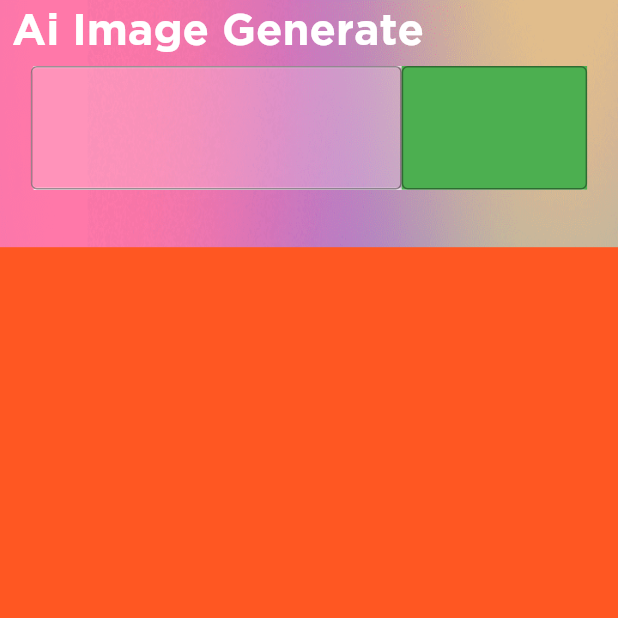
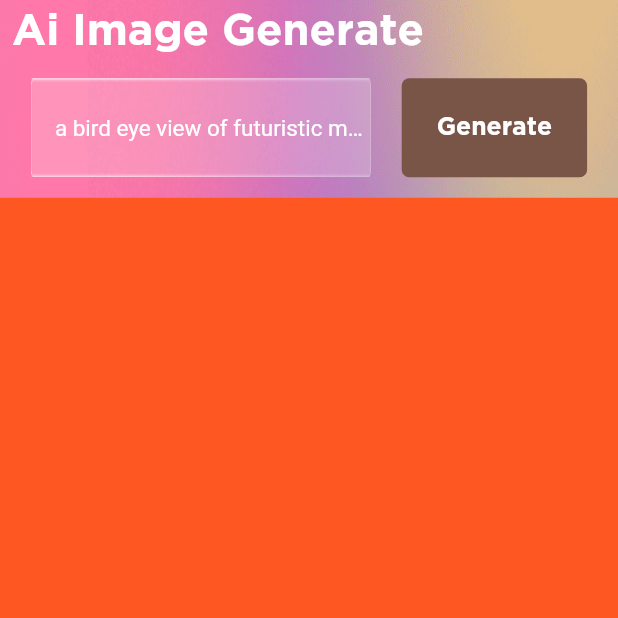
Before and after one commit to mraheel48/flutte_testing_pro, a Flutter app: the screen it shows after launch, on a phone screen of 412 x 824 dp, the top half of it. Run offline on Flutter 3.47's test engine with Material 2 defaults, Android fonts, the phone set to English and light mode, and no system bars.

Commit message:
under_dev

```diff
--- a/lib/ui_pages/art_testing.dart
+++ b/lib/ui_pages/art_testing.dart
@@ -22,7 +22,7 @@ class _ArtTestingState extends State<ArtTesting> {
             children: [
               Container(
                 width: DisplayScreenSize.displayWidth(context),
-                height: DisplayScreenSize.displayHeight(context) * 0.20,
+                height: DisplayScreenSize.displayHeight(context) * 0.16,
                 child: Column(
                   children: [
                     Padding(
@@ -46,72 +46,51 @@ class _ArtTestingState extends State<ArtTesting> {
                       child: Container(
                         width: DisplayScreenSize.displayWidth(context) * 0.90,
                         height: DisplayScreenSize.displayHeight(context) * 0.10,
-                        decoration: background(Str.recImage),
                         child: Row(
+                          mainAxisAlignment: MainAxisAlignment.spaceBetween,
                           children: [
                             Container(
+                              decoration: background(Str.recImage),
                               width: DisplayScreenSize.displayWidth(context) *
-                                  0.60,
+                                  0.55,
                               child: SizedBox(
                                 height:
                                     DisplayScreenSize.displayHeight(context) *
-                                        0.10,
+                                        0.08,
                                 child: const Center(
                                   child: TextField(
                                     decoration: InputDecoration(
                                       contentPadding:
-                                          EdgeInsets.symmetric(vertical: 100.0),
-                                      border: OutlineInputBorder(
-                                        borderSide:
-                                            BorderSide(color: Colors.green),
-                                      ),
+                                          EdgeInsets.only(left: 16.0),
+                                      hintText:
+                                          'a bird eye view of futuristic mars city',
+                                      hintStyle: TextStyle(
+                                          fontSize: 15, color: Colors.white),
+                                      border: InputBorder.none,
                                     ),
                                   ),
                                 ),
-                                /* child: const TextField(
-                                  decoration: InputDecoration(
-                                    contentPadding: EdgeInsets.symmetric(
-                                        vertical: 40.0, horizontal: 10.0),
-                                    hintText: 'Hint Text',
-                                    border: OutlineInputBorder(
-                                        borderSide: BorderSide(
-                                            color: Colors.green)
-                                    ),
-                                  ),
-                                ),*/
                               ),
                             ),
                             Container(
-                              color: Colors.green,
+                              decoration: BoxDecoration(
+                                color: Colors.brown,
+                                borderRadius: BorderRadius.circular(5),
+                              ),
+                              height: DisplayScreenSize.displayHeight(context) *
+                                  0.08,
                               width: DisplayScreenSize.displayWidth(context) *
                                   0.30,
-                              child: SizedBox(
-                                height:
-                                    DisplayScreenSize.displayHeight(context) *
-                                        0.10,
-                                child: const Center(
-                                  child: TextField(
-                                    decoration: InputDecoration(
-                                      contentPadding:
-                                          EdgeInsets.symmetric(vertical: 100.0),
-                                      border: OutlineInputBorder(
-                                        borderSide:
-                                            BorderSide(color: Colors.green),
-                                      ),
-                                    ),
-                                  ),
+                              child: Center(
+                                child: Text(
+                                  "Generate",
+                                  style: TextStyle(
+                                      fontFamily: Str.fontName,
+                                      fontSize: DisplayScreenSize.displayWidth(
+                                              context) *
+                                          0.04,
+                                      color: Colors.white),
                                 ),
-                                /* child: const TextField(
-                                  decoration: InputDecoration(
-                                    contentPadding: EdgeInsets.symmetric(
-                                        vertical: 40.0, horizontal: 10.0),
-                                    hintText: 'Hint Text',
-                                    border: OutlineInputBorder(
-                                        borderSide: BorderSide(
-                                            color: Colors.green)
-                                    ),
-                                  ),
-                                ),*/
                               ),
                             ),
                           ],
@@ -123,7 +102,7 @@ class _ArtTestingState extends State<ArtTesting> {
               ),
               Container(
                   width: DisplayScreenSize.displayWidth(context),
-                  height: DisplayScreenSize.displayHeight(context) * 0.80,
+                  height: DisplayScreenSize.displayHeight(context) * 0.84,
                   color: Colors.deepOrange),
             ],
           ),
```
